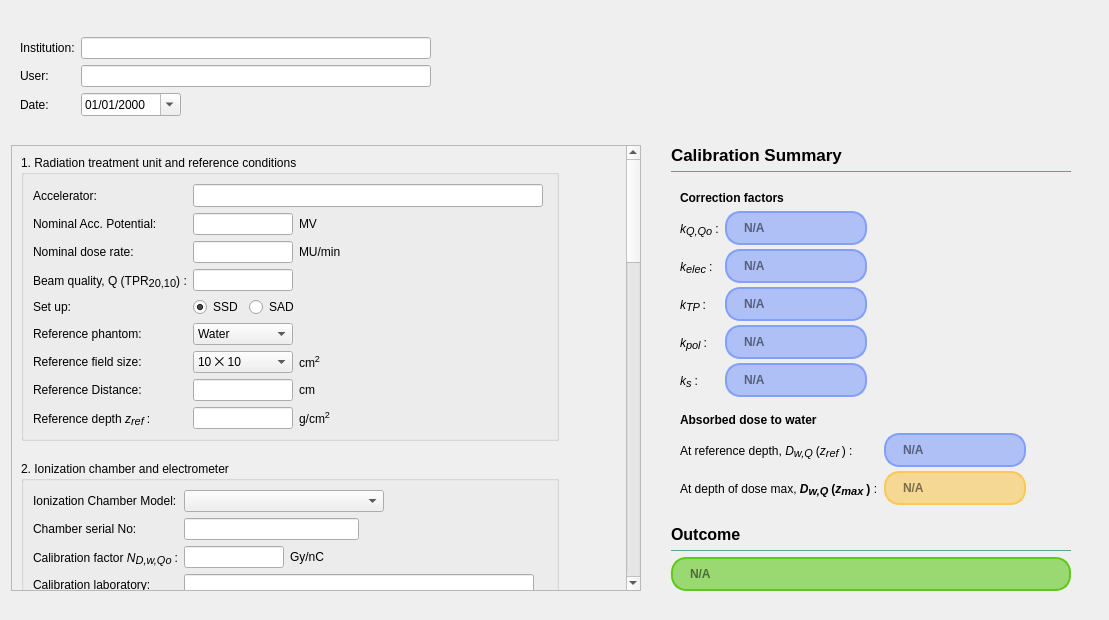
First picture: the form in ui/qt_ui/photonsWorksheet.ui, repository Quantico-Bullet/PyBeam-QA, before the edit.
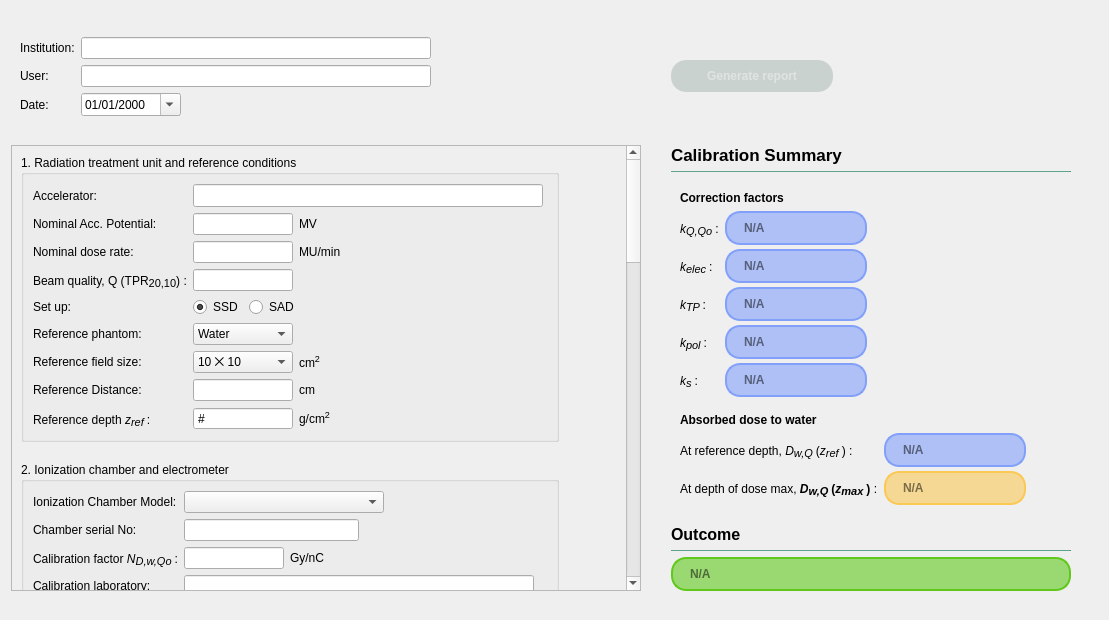
Second picture: the form after the edit.

What changed in the file:
```diff
--- a/ui/qt_ui/photonsWorksheet.ui
+++ b/ui/qt_ui/photonsWorksheet.ui
@@ -830,9 +830,9 @@
         <property name="geometry">
          <rect>
           <x>0</x>
-          <y>-434</y>
+          <y>0</y>
           <width>605</width>
-          <height>1902</height>
+          <height>1903</height>
          </rect>
         </property>
         <property name="sizePolicy">
@@ -1180,24 +1180,18 @@
               <item row="8" column="1">
                <layout class="QHBoxLayout" name="refDepthHL">
                 <item>
-                 <widget class="QLineEdit" name="refDepthLE">
-                  <property name="sizePolicy">
-                   <sizepolicy hsizetype="Fixed" vsizetype="Fixed">
-                    <horstretch>0</horstretch>
-                    <verstretch>0</verstretch>
-                   </sizepolicy>
-                  </property>
+                 <widget class="QDoubleSpinBox" name="doubleSpinBox">
                   <property name="minimumSize">
                    <size>
                     <width>100</width>
                     <height>0</height>
                    </size>
                   </property>
-                  <property name="maximumSize">
-                   <size>
-                    <width>100</width>
-                    <height>16777215</height>
-                   </size>
+                  <property name="buttonSymbols">
+                   <enum>QAbstractSpinBox::NoButtons</enum>
+                  </property>
+                  <property name="specialValueText">
+                   <string notr="true">#</string>
                   </property>
                  </widget>
                 </item>
@@ -3171,6 +3165,36 @@
        </widget>
       </widget>
      </item>
+     <item row="0" column="2" alignment="Qt::AlignLeft">
+      <widget class="QPushButton" name="pushButton">
+       <property name="enabled">
+        <bool>false</bool>
+       </property>
+       <property name="styleSheet">
+        <string notr="true">QPushButton {
+	background-color: rgb(82, 142, 122);
+    min-width: 150px;
+	min-height:20px;
+    padding: 6px;
+	border-radius: 15px;
+	color: white;
+	font: bold;
+}
+
+QPushButton:pressed {
+	background-color: rgb(52, 91, 78);
+}
+
+QPushButton:!enabled{
+	background-color: rgba(52, 91, 78, 50);
+	color: rgba(255,255,255,100)
+}</string>
+       </property>
+       <property name="text">
+        <string>Generate report</string>
+       </property>
+      </widget>
+     </item>
     </layout>
    </item>
   </layout>
```
Left out of the diff: 8 changed lines with no effect on the pictures.
